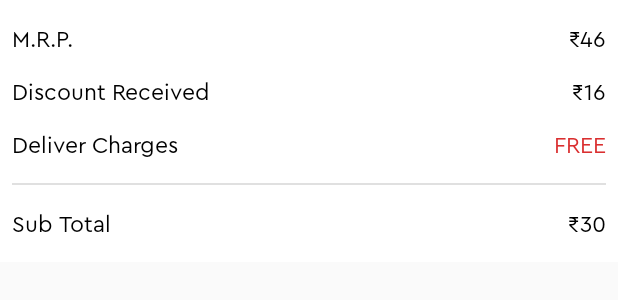
After one commit to LavishD/Outland_, an Android app: the layout cart_summary_layout.xml on its own in the app's theme, with its tools: preview values and no code run, on a phone screen of 412 x 824 dp. The commit adds this screen. Shown: the top 300 px of the screen. Run offline under Robolectric (Android 15) with nearby library versions, the light colour scheme and no system bars.

Commit message:
Made Cart lAyout and created cartitemmmodel.java (constructor and getter and setters)

```diff
--- /dev/null
+++ b/app/src/main/res/layout/cart_summary_layout.xml
@@ -0,0 +1,143 @@
+<?xml version="1.0" encoding="utf-8"?>
+<androidx.constraintlayout.widget.ConstraintLayout
+    xmlns:android="http://schemas.android.com/apk/res/android"
+    xmlns:app="http://schemas.android.com/apk/res-auto"
+    xmlns:tools="http://schemas.android.com/tools"
+    android:layout_width="match_parent"
+    android:layout_height="wrap_content">
+
+    <androidx.constraintlayout.widget.ConstraintLayout
+        android:layout_width="0dp"
+        android:layout_height="wrap_content"
+        app:layout_constraintBottom_toBottomOf="parent"
+        app:layout_constraintEnd_toEndOf="parent"
+        app:layout_constraintHorizontal_bias="0.0"
+        app:layout_constraintStart_toStartOf="parent"
+        app:layout_constraintTop_toTopOf="parent"
+        android:background="@color/colorAccent"
+        android:elevation="3dp"
+        app:layout_constraintVertical_bias="0.0">
+
+        <TextView
+            android:id="@+id/summary_mrp_tv"
+            android:layout_width="wrap_content"
+            android:layout_height="wrap_content"
+            android:layout_marginStart="8dp"
+            android:layout_marginTop="16dp"
+            android:text="M.R.P."
+            android:fontFamily="@font/cera_pro_regular"
+            android:textColor="#000"
+            android:textSize="15sp"
+            app:layout_constraintStart_toStartOf="parent"
+            app:layout_constraintTop_toTopOf="parent" />
+
+        <TextView
+            android:id="@+id/summary_mrp_amount"
+            android:layout_width="wrap_content"
+            android:layout_height="wrap_content"
+            android:layout_marginTop="16dp"
+            android:layout_marginEnd="8dp"
+            android:text="\u20B946"
+            android:fontFamily="@font/cera_pro_regular"
+            android:textColor="#000"
+            android:textSize="15sp"
+            app:layout_constraintEnd_toEndOf="parent"
+            app:layout_constraintTop_toTopOf="parent" />
+
+        <TextView
+            android:id="@+id/summary_discount_tv"
+            android:layout_width="wrap_content"
+            android:layout_height="wrap_content"
+            android:layout_marginStart="8dp"
+            android:layout_marginTop="16dp"
+            android:text="Discount Received"
+            android:fontFamily="@font/cera_pro_regular"
+            android:textColor="#000"
+            android:textSize="15sp"
+            app:layout_constraintStart_toStartOf="parent"
+            app:layout_constraintTop_toBottomOf="@+id/summary_mrp_tv" />
+
+        <TextView
+            android:id="@+id/summary_deivery_charges_tv"
+            android:layout_width="wrap_content"
+            android:layout_height="wrap_content"
+            android:layout_marginStart="8dp"
+            android:layout_marginTop="16dp"
+            android:text="Deliver Charges"
+            android:fontFamily="@font/cera_pro_regular"
+            android:textColor="#000"
+            android:textSize="15sp"
+            app:layout_constraintStart_toStartOf="parent"
+            app:layout_constraintTop_toBottomOf="@+id/summary_discount_tv" />
+
+        <TextView
+            android:id="@+id/summary_discount_amount"
+            android:layout_width="wrap_content"
+            android:layout_height="wrap_content"
+            android:layout_marginTop="16dp"
+            android:layout_marginEnd="8dp"
+            android:text="\u20B916"
+            android:fontFamily="@font/cera_pro_regular"
+            android:textColor="#000"
+            android:textSize="15sp"
+            app:layout_constraintEnd_toEndOf="parent"
+            app:layout_constraintTop_toBottomOf="@+id/summary_mrp_amount" />
+
+        <TextView
+            android:id="@+id/summary_delivery_charges_amount"
+            android:layout_width="wrap_content"
+            android:layout_height="wrap_content"
+            android:layout_marginTop="16dp"
+            android:layout_marginEnd="8dp"
+            android:text="FREE"
+            android:fontFamily="@font/cera_pro_regular"
+            android:textColor="@color/colorPrimary"
+            android:textSize="15sp"
+            app:layout_constraintEnd_toEndOf="parent"
+            app:layout_constraintTop_toBottomOf="@+id/summary_discount_amount" />
+
+        <View
+            android:id="@+id/divider3"
+            android:layout_width="0dp"
+            android:layout_height="1dp"
+            android:layout_marginStart="8dp"
+            android:layout_marginTop="16dp"
+            android:layout_marginEnd="8dp"
+            android:background="?android:attr/listDivider"
+            app:layout_constraintEnd_toEndOf="parent"
+            app:layout_constraintStart_toStartOf="parent"
+            app:layout_constraintTop_toBottomOf="@+id/summary_deivery_charges_tv" />
+
+        <TextView
+            android:id="@+id/textView9"
+            android:layout_width="wrap_content"
+            android:layout_height="wrap_content"
+            android:layout_marginStart="8dp"
+            android:layout_marginTop="16dp"
+            android:layout_marginBottom="16dp"
+            android:text="Sub Total"
+            android:fontFamily="@font/cera_pro_regular"
+            android:textColor="#000"
+            android:textSize="15sp"
+            app:layout_constraintBottom_toBottomOf="parent"
+            app:layout_constraintStart_toStartOf="parent"
+            app:layout_constraintTop_toBottomOf="@+id/divider3" />
+
+        <TextView
+            android:id="@+id/textView10"
+            android:layout_width="wrap_content"
+            android:layout_height="wrap_content"
+            android:layout_marginTop="16dp"
+            android:layout_marginEnd="8dp"
+            android:layout_marginBottom="16dp"
+            android:text="\u20B930"
+            android:fontFamily="@font/cera_pro_regular"
+            android:textColor="#000"
+            android:textSize="15sp"
+            app:layout_constraintBottom_toBottomOf="parent"
+            app:layout_constraintEnd_toEndOf="parent"
+            app:layout_constraintTop_toBottomOf="@+id/divider3" />
+
+    </androidx.constraintlayout.widget.ConstraintLayout>
+
+</androidx.constraintlayout.widget.ConstraintLayout>
--- a/app/src/main/res/layout/product_images_layout.xml
+++ b/app/src/main/res/layout/product_images_layout.xml
@@ -4,6 +4,7 @@
     xmlns:tools="http://schemas.android.com/tools"
     android:orientation="vertical" android:layout_width="match_parent"
     android:elevation="3dp"
+    android:paddingBottom="10dp"
     android:background="@color/colorAccent"
     android:layout_height="wrap_content">
 
@@ -117,6 +118,7 @@
         android:textAllCaps="false"
         android:textColor="@color/colorAccent"
         android:textSize="15dp"
+        android:elevation="2dp"
         app:layout_constraintEnd_toEndOf="parent"
         app:layout_constraintTop_toBottomOf="@+id/product_mrp" />
 
```
Also changed, not shown: app/src/main/java/com/example/outland/CartItemModel.java (added, +90 -0 lines), app/src/main/java/com/example/outland/MyCartFragment.java (added, +31 -0 lines), app/src/main/res/layout/cart_item_layout.xml (added, +120 -0 lines), app/src/main/res/layout/fragment_my_cart.xml (added, +88 -0 lines).
